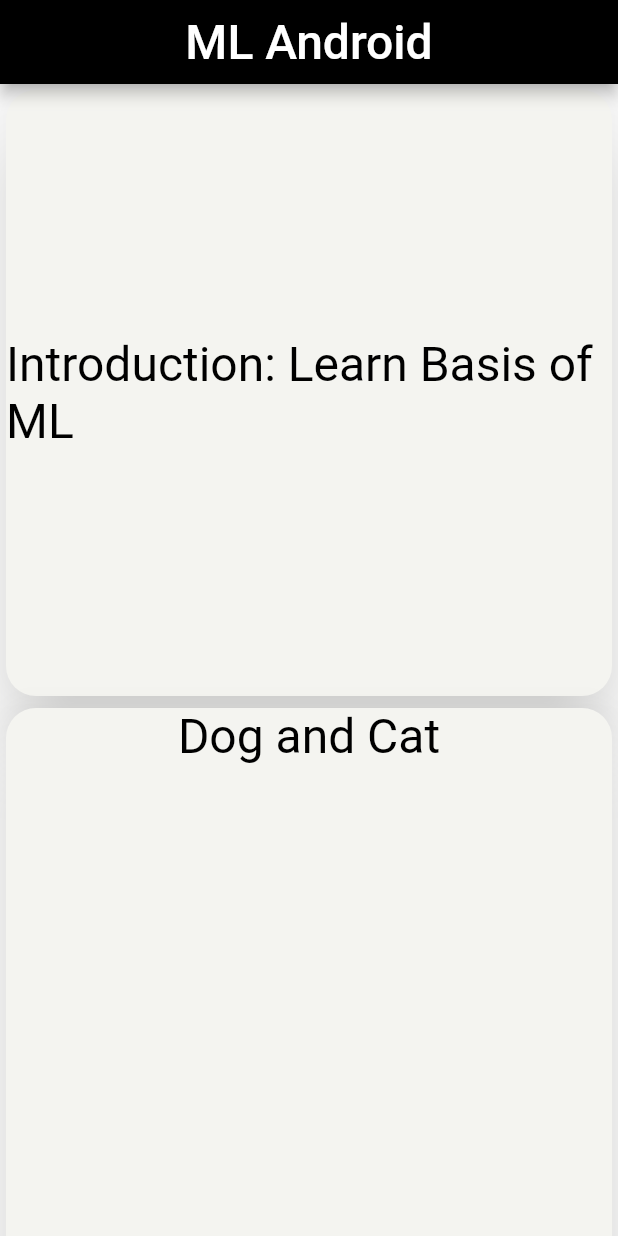
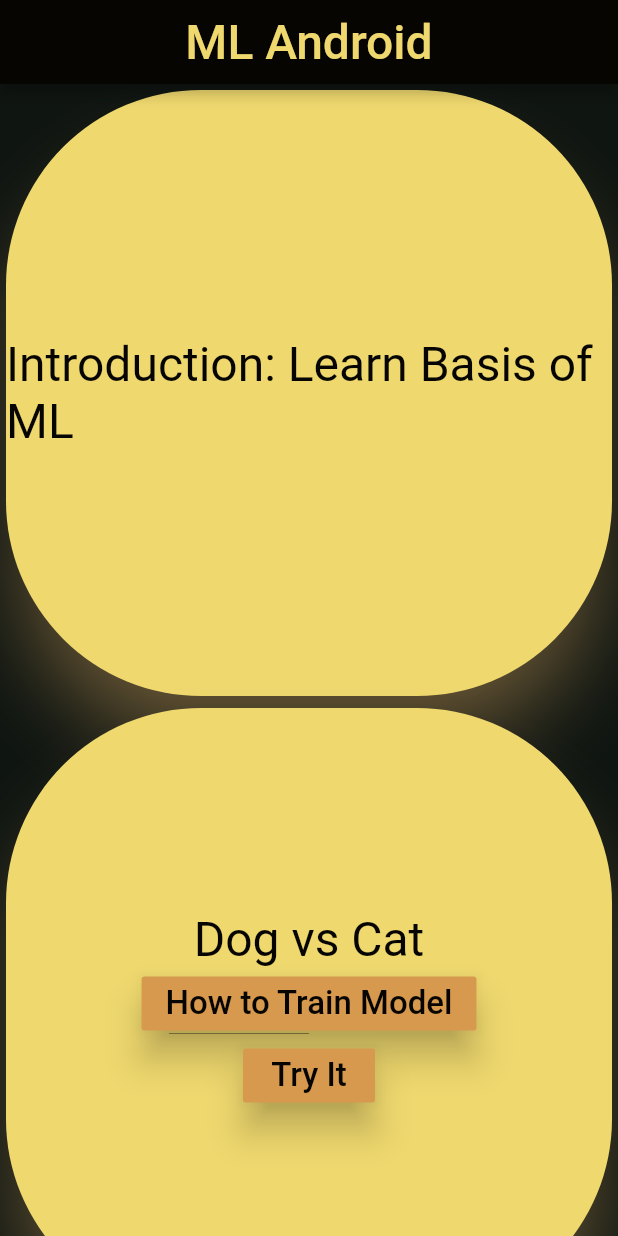
Before and after one commit to AdityaLalwani/Machine-Learning-App, a Flutter app: the screen it shows after launch, on a phone screen of 412 x 824 dp. Run offline on Flutter 3.47's test engine with Material 2 defaults, Android fonts, the phone set to English and light mode, and no system bars; our stand-ins replace camera, google_fonts, image_picker, percent_indicator; missing offline and left inert: tflite.

Commit message:
Main Page UI updated

```diff
--- a/lib/Home.dart
+++ b/lib/Home.dart
@@ -1,7 +1,9 @@
 import 'package:flutter/material.dart';
+// import 'package:flutter/services.dart';
 import 'package:google_fonts/google_fonts.dart';
 import 'package:sgpa_sem5/MNIST/mnist.dart';
 import 'package:sgpa_sem5/colorTexture/screens/detect_screen.dart';
+import 'package:sgpa_sem5/colors.dart';
 import 'IntrotoML/Intro.dart';
 import 'file:///C:/Users/DELL/Downloads/sgpa_sem5/lib/DogVsCat/dogcat.dart';
 import 'file:///C:/Users/DELL/Downloads/sgpa_sem5/lib/flowerRecognition/flower.dart';
@@ -17,33 +19,31 @@ class _HomePageState extends State<HomePage> {
   @override
   Widget build(BuildContext context) {
     return Container(
+        color: f9,
         child: GridView(
           gridDelegate:
               SliverGridDelegateWithFixedCrossAxisCount(crossAxisCount: 1),
           children: [
-        SizedBox(
-          height: 10,
+            InkWell(
+              onTap: () {
+                Navigator.push(
+                    context, MaterialPageRoute(builder: (context) => Intro()));
+              },
               child: Card(
                 elevation: 20.0,
-            color: Color(0xfff4f4f0),
-            shadowColor: Color(0xfff4f4f0),
+                color: f4,
+                shadowColor: f3,
                 shape: RoundedRectangleBorder(
-              borderRadius: BorderRadius.circular(20.0),
+                  borderRadius: BorderRadius.circular(130.0),
                 ),
                 child: Center(
-              child: InkWell(
-                onTap: () {
-                  Navigator.push(context,
-                      MaterialPageRoute(builder: (context) => Intro()));
-                },
                   child: Text(
                     "Introduction: Learn Basis of ML",
                     style: GoogleFonts.blackOpsOne(
                         textStyle: TextStyle(
-                    color: Colors.black,
+                      color: f10,
                       fontSize: 32,
                     )),
-                ),
                   ),
                 ),
               ),
@@ -51,26 +51,54 @@ class _HomePageState extends State<HomePage> {
             //1 Dog cat
             Card(
               elevation: 20.0,
-          color: Color(0xfff4f4f0),
-          shadowColor: Color(0xfff4f4f0),
+              color: f4,
+              shadowColor: f3,
               shape: RoundedRectangleBorder(
-            borderRadius: BorderRadius.circular(20.0),
+                borderRadius: BorderRadius.circular(130.0),
               ),
               child: Column(
+                mainAxisAlignment: MainAxisAlignment.center,
                 children: [
-              InkWell(
-                onTap: () {
+                  Text(
+                    "Dog vs Cat",
+                    style: GoogleFonts.blackOpsOne(
+                        textStyle: TextStyle(
+                      color: f10,
+                      fontSize: 32,
+                    )),
+                  ),
+                  RaisedButton(
+                    onPressed: () {
+                      print("ouch");
+                    },
+                    child: Text(
+                      "How to Train Model",
+                      style: GoogleFonts.blackOpsOne(
+                          textStyle: TextStyle(
+                        color: f10,
+                        fontSize: 22,
+                      )),
+                    ),
+                    color: f2,
+                    splashColor: f1,
+                    elevation: 10.0,
+                  ),
+                  RaisedButton(
+                    onPressed: () {
                       Navigator.push(context,
                           MaterialPageRoute(builder: (context) => DogCat()));
                     },
                     child: Text(
-                  "Dog and Cat",
+                      "Try It",
                       style: GoogleFonts.blackOpsOne(
                           textStyle: TextStyle(
-                    color: Colors.black,
-                    fontSize: 32,
+                        color: f10,
+                        fontSize: 22,
                       )),
                     ),
+                    color: f2,
+                    splashColor: f1,
+                    elevation: 10.0,
                   ),
                 ],
               ),
@@ -79,26 +107,54 @@ class _HomePageState extends State<HomePage> {
             //2. flower
             Card(
               elevation: 20.0,
-          color: Color(0xfff4f4f0),
-          shadowColor: Color(0xfff4f4f0),
+              color: f4,
+              shadowColor: f3,
               shape: RoundedRectangleBorder(
-            borderRadius: BorderRadius.circular(20.0),
+                borderRadius: BorderRadius.circular(130.0),
               ),
               child: Column(
+                mainAxisAlignment: MainAxisAlignment.center,
                 children: [
-              InkWell(
-                onTap: () {
+                  Text(
+                    "FLOWER",
+                    style: GoogleFonts.blackOpsOne(
+                        textStyle: TextStyle(
+                      color: f10,
+                      fontSize: 32,
+                    )),
+                  ),
+                  RaisedButton(
+                    onPressed: () {
+                      print("ouch");
+                    },
+                    child: Text(
+                      "How to Train Model",
+                      style: GoogleFonts.blackOpsOne(
+                          textStyle: TextStyle(
+                        color: f10,
+                        fontSize: 22,
+                      )),
+                    ),
+                    color: f2,
+                    splashColor: f1,
+                    elevation: 10.0,
+                  ),
+                  RaisedButton(
+                    onPressed: () {
                       Navigator.push(context,
                           MaterialPageRoute(builder: (context) => Flower()));
                     },
                     child: Text(
-                  "FLOWER",
+                      "Try It",
                       style: GoogleFonts.blackOpsOne(
                           textStyle: TextStyle(
-                    color: Colors.black,
-                    fontSize: 32,
+                        color: f10,
+                        fontSize: 22,
                       )),
                     ),
+                    color: f2,
+                    splashColor: f1,
+                    elevation: 10.0,
                   ),
                 ],
               ),
@@ -107,15 +163,40 @@ class _HomePageState extends State<HomePage> {
             //3. Color
             Card(
               elevation: 20.0,
-          color: Color(0xfff4f4f0),
-          shadowColor: Color(0xfff4f4f0),
+              color: f4,
+              shadowColor: f3,
               shape: RoundedRectangleBorder(
-            borderRadius: BorderRadius.circular(20.0),
+                borderRadius: BorderRadius.circular(130.0),
               ),
               child: Column(
+                mainAxisAlignment: MainAxisAlignment.center,
                 children: [
-              InkWell(
-                onTap: () {
+                  Text(
+                    "Color Detection",
+                    style: GoogleFonts.blackOpsOne(
+                        textStyle: TextStyle(
+                      color: f10,
+                      fontSize: 32,
+                    )),
+                  ),
+                  RaisedButton(
+                    onPressed: () {
+                      print("ouch");
+                    },
+                    child: Text(
+                      "How to Train Model",
+                      style: GoogleFonts.blackOpsOne(
+                          textStyle: TextStyle(
+                        color: f10,
+                        fontSize: 22,
+                      )),
+                    ),
+                    color: f2,
+                    splashColor: f1,
+                    elevation: 10.0,
+                  ),
+                  RaisedButton(
+                    onPressed: () {
                       Navigator.push(
                           context,
                           MaterialPageRoute(
@@ -124,41 +205,72 @@ class _HomePageState extends State<HomePage> {
                                   )));
                     },
                     child: Text(
-                  "Color Texture",
+                      "Try It",
                       style: GoogleFonts.blackOpsOne(
                           textStyle: TextStyle(
-                    color: Colors.black,
-                    fontSize: 32,
+                        color: f10,
+                        fontSize: 22,
                       )),
                     ),
+                    color: f2,
+                    splashColor: f1,
+                    elevation: 10.0,
                   ),
                 ],
               ),
             ),
 
-        //4 Fashion Mnist
+            //4 Mnist
             Card(
               elevation: 20.0,
-          color: Color(0xfff4f4f0),
-          shadowColor: Color(0xfff4f4f0),
+              color: f4,
+              shadowColor: f3,
               shape: RoundedRectangleBorder(
-            borderRadius: BorderRadius.circular(20.0),
+                borderRadius: BorderRadius.circular(130.0),
               ),
               child: Column(
+                mainAxisAlignment: MainAxisAlignment.center,
                 children: [
-              InkWell(
-                onTap: () {
+                  Text(
+                    "MNIST",
+                    style: GoogleFonts.blackOpsOne(
+                        textStyle: TextStyle(
+                      color: f10,
+                      fontSize: 32,
+                    )),
+                  ),
+                  RaisedButton(
+                    onPressed: () {
+                      print("ouch");
+                    },
+                    child: Text(
+                      "How to Train Model",
+                      style: GoogleFonts.blackOpsOne(
+                          textStyle: TextStyle(
+                        color: f10,
+                        fontSize: 22,
+                      )),
+                    ),
+                    color: f2,
+                    splashColor: f1,
+                    elevation: 10.0,
+                  ),
+                  RaisedButton(
+                    onPressed: () {
                       Navigator.push(context,
                           MaterialPageRoute(builder: (context) => Mnist()));
                     },
                     child: Text(
-                  "MNIST",
+                      "Try It",
                       style: GoogleFonts.blackOpsOne(
                           textStyle: TextStyle(
-                    color: Colors.black,
-                    fontSize: 32,
+                        color: f10,
+                        fontSize: 22,
                       )),
                     ),
+                    color: f2,
+                    splashColor: f1,
+                    elevation: 10.0,
                   ),
                 ],
               ),
--- a/lib/main.dart
+++ b/lib/main.dart
@@ -2,6 +2,7 @@ import 'package:flutter/material.dart';
 import 'package:flutter/services.dart';
 import 'package:google_fonts/google_fonts.dart';
 import 'package:sgpa_sem5/Home.dart';
+import 'package:sgpa_sem5/colors.dart';
 
 void main() {
   runApp(MyApp());
@@ -35,13 +36,13 @@ class _MyHomePageState extends State<MyHomePage> {
   Widget build(BuildContext context) {
     return Scaffold(
       appBar: AppBar(
-        backgroundColor: Colors.black,
+        backgroundColor: f10,
         title: Center(
             child: Text(
           widget.title,
           style: GoogleFonts.blackOpsOne(
               textStyle: TextStyle(
-            color: Colors.white,
+            color: f4,
             fontSize: 32,
           )),
         )),
```
Lines whose indentation alone changed are shown as unchanged.
